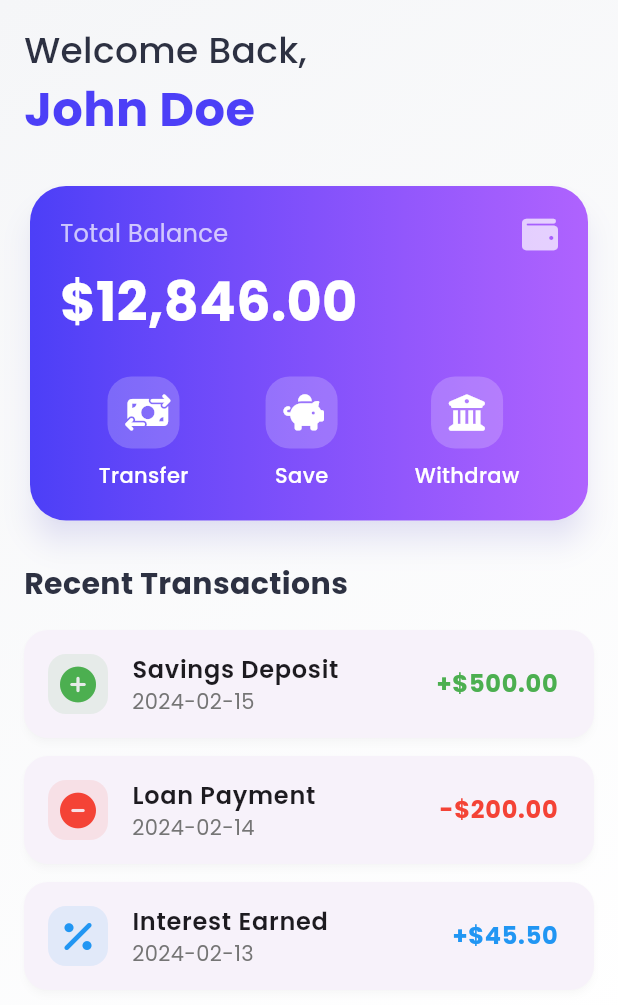
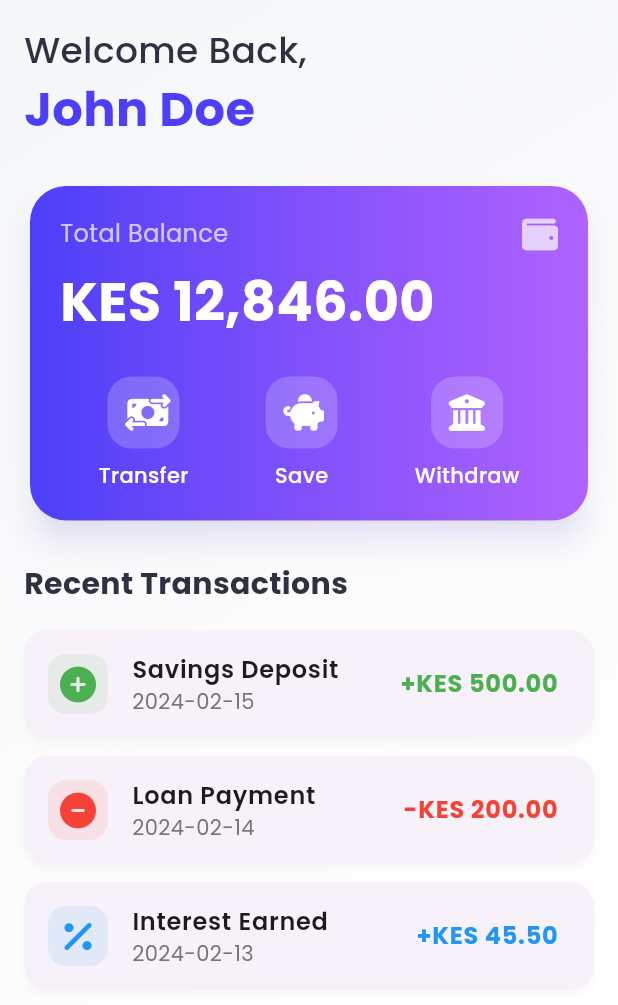
Before and after one commit to kimani-derrick/flutterVunaApp, a Flutter app: the HomeScreen screen opened directly, on a phone screen of 412 x 824 dp. Shown: the top 1005 px of the screen. Run offline on Flutter 3.47's test engine with Material 3 defaults, Android fonts, the phone set to English and light mode, and no system bars; our stand-ins replace font_awesome_flutter, google_fonts.

Commit message:
Initial commit

```diff
--- a/lib/screens/home_screen.dart
+++ b/lib/screens/home_screen.dart
@@ -77,7 +77,7 @@ class HomeScreen extends StatelessWidget {
                           ),
                           const SizedBox(height: 8),
                           const Text(
-                            '\$12,846.00',
+                            'KES 12,846.00',
                             style: TextStyle(
                               color: Colors.white,
                               fontSize: 36,
@@ -124,21 +124,21 @@ class HomeScreen extends StatelessWidget {
                   const SizedBox(height: 16),
                   _buildTransactionItem(
                     'Savings Deposit',
-                    '+\$500.00',
+                    '+KES 500.00',
                     '2024-02-15',
                     FontAwesomeIcons.circlePlus,
                     Colors.green,
                   ),
                   _buildTransactionItem(
                     'Loan Payment',
-                    '-\$200.00',
+                    '-KES 200.00',
                     '2024-02-14',
                     FontAwesomeIcons.circleMinus,
                     Colors.red,
                   ),
                   _buildTransactionItem(
                     'Interest Earned',
-                    '+\$45.50',
+                    '+KES 45.50',
                     '2024-02-13',
                     FontAwesomeIcons.percent,
                     Colors.blue,
--- a/lib/screens/invest_screen.dart
+++ b/lib/screens/invest_screen.dart
@@ -24,7 +24,7 @@ class InvestScreen extends StatelessWidget {
             context,
             'Fixed Deposit',
             'Earn up to 12% per annum',
-            'Minimum investment: \$1,000',
+            'Minimum investment: KES 1,000',
             Icons.account_balance,
             Colors.blue,
           ),
@@ -32,7 +32,7 @@ class InvestScreen extends StatelessWidget {
             context,
             'Group Savings',
             'Join a savings group',
-            'Minimum contribution: \$100/month',
+            'Minimum contribution: KES 100/month',
             Icons.group,
             Colors.green,
           ),
--- a/lib/screens/portfolio_screen.dart
+++ b/lib/screens/portfolio_screen.dart
@@ -25,21 +25,21 @@ class PortfolioScreen extends StatelessWidget {
           _buildInvestmentItem(
             'Fixed Deposit',
             'Active',
-            '\$5,000',
+            'KES 5,000',
             '12%',
             Colors.green,
           ),
           _buildInvestmentItem(
             'Savings Account',
             'Active',
-            '\$3,000',
+            'KES 3,000',
             '5%',
             Colors.blue,
           ),
           _buildInvestmentItem(
             'Group Loan',
             'Completed',
-            '\$2,000',
+            'KES 2,000',
             '8%',
             Colors.grey,
           ),
@@ -64,7 +64,7 @@ class PortfolioScreen extends StatelessWidget {
             ),
             SizedBox(height: 8),
             Text(
-              '\$10,000.00',
+              'KES 10,000.00',
               style: TextStyle(
                 fontSize: 24,
                 fontWeight: FontWeight.bold,
```
